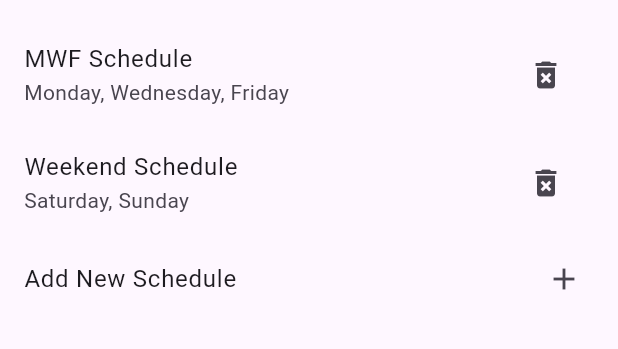
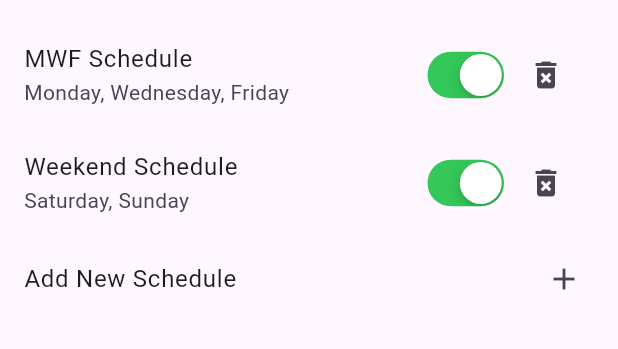
Before and after one commit to Sean-ORourke/MySpokenSchedules, a Flutter app: the screen it shows after launch, on a phone screen of 412 x 824 dp, the part 63-412 px from its top. Run offline on Flutter 3.47's test engine with Material 3 defaults, Android fonts, the phone set to English and light mode, and no system bars; our stand-ins replace flutter_local_notifications, timezone.

Commit message:
ability to update schedule IsActive

```diff
--- a/my_spoken_schedules/lib/view/list_schedules_view.dart
+++ b/my_spoken_schedules/lib/view/list_schedules_view.dart
@@ -1,4 +1,5 @@
 import 'package:flutter/material.dart';
+import 'package:flutter/cupertino.dart';
 
 import 'package:provider/provider.dart';
 import 'package:my_spoken_schedules/view_model/list_schedules_view_model.dart';
@@ -46,7 +47,17 @@ class _ScheduleListViewState extends State<ScheduleListView> {
             subtitle: Text(
               (scheduleViewModel.scheduleModel?.days ?? []).join(', '),
             ),
-            trailing: IconButton(
+            trailing: Row(
+              mainAxisSize: MainAxisSize.min,
+              children: [
+                CupertinoSwitch(
+                  value: scheduleViewModel.scheduleModel?.isActive ?? false,
+                  onChanged: (bool? value) {
+                    scheduleViewModel.updateIsActive(value!);
+                    vm.refreshSchedules();
+                  }
+                  ),
+                IconButton(
                   icon: const Icon(Icons.delete_forever),
                   onPressed: () {
                     final scheduleId = scheduleViewModel.scheduleModel.id;
@@ -61,16 +72,17 @@ class _ScheduleListViewState extends State<ScheduleListView> {
                     }
                   },
                 ),
+              ],
+            ),
             onTap: () {
               Navigator.push(
                 context,
                 MaterialPageRoute(
                   builder: (context) => ChangeNotifierProvider.value(
                     value:
-
                         scheduleViewModel, // Pass the existing SchedulesViewModel instance
-                    child: ScheduleDetailView( vm: vm,
-                        scheduleViewModel: scheduleViewModel),
+                    child: ScheduleDetailView(
+                        vm: vm, scheduleViewModel: scheduleViewModel),
                   ),
                 ),
               );
--- a/my_spoken_schedules/lib/view_model/schedules_view_model.dart
+++ b/my_spoken_schedules/lib/view_model/schedules_view_model.dart
@@ -49,6 +49,12 @@ class ScheduleViewModel extends ChangeNotifier {
     notifyListeners();
   }
 
+  updateIsActive(bool newIsActive) {
+    debugPrint("Updating Schedule isActive... ${scheduleModel.id}, ${scheduleModel.isActive}");
+    scheduleModel.isActive = newIsActive;
+    notifyListeners();
+  }
+
   refreshTasks() {
     notifyListeners();
   }
```
Lines whose indentation alone changed are shown as unchanged.
